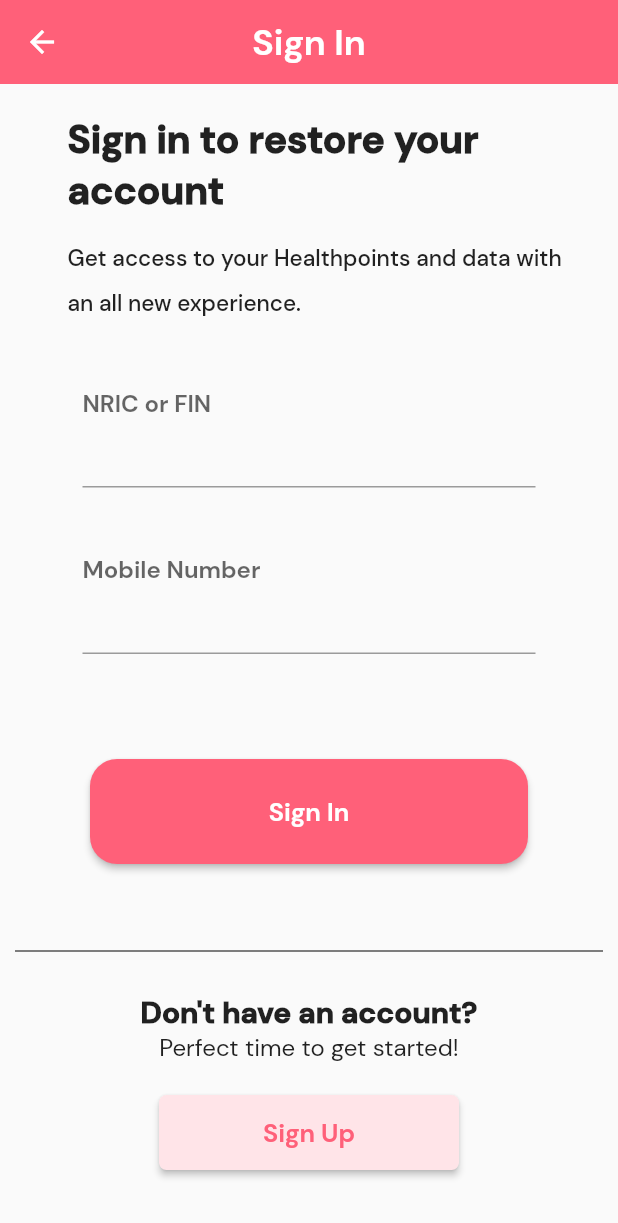
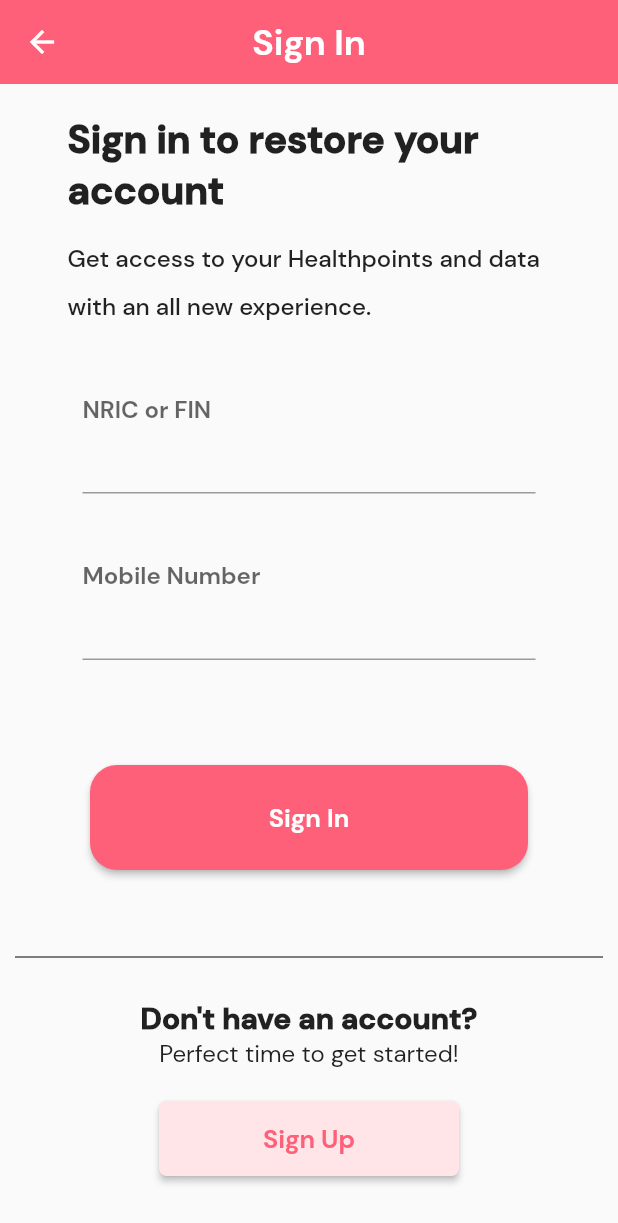
Before and after one commit to 5Gs-Hackrift/ActiveGO, a Flutter app: the screen it shows after launch, after a tap on "Healthy365", on a phone screen of 412 x 824 dp. Shown: the top 1223 px of the screen. Run offline on Flutter 3.47's test engine with Material 2 defaults, Android fonts, the phone set to English and light mode, and no system bars.

Commit message:
- Fixed blue warnings

```diff
--- a/lib/signin_login.dart
+++ b/lib/signin_login.dart
@@ -53,7 +53,7 @@ class _SignIn extends State<SignIn> {
                       'Get access to your Healthpoints and data with an all new experience.',
                       style: TextStyle(
                           fontFamily: 'DMSans',
-                          fontSize: 15,
+                          fontSize: 16,
                           height: 2,
                           fontWeight: FontWeight.w500),
                     )),
@@ -93,6 +93,7 @@ class _SignIn extends State<SignIn> {
                   ),
                 ),
                 Column(
+                  mainAxisAlignment: MainAxisAlignment.center,
                   children: <Widget>[
                     const Divider(
                       thickness: 0,
@@ -113,28 +114,24 @@ class _SignIn extends State<SignIn> {
                           fontSize: 16,
                           fontWeight: FontWeight.w400,
                         )),
-                    Container(
-                      child: ElevatedButton(
+                    ElevatedButton(
                       style: ElevatedButton.styleFrom(
-                          primary: const Color(0xFFFFE4E8),
+                        backgroundColor: const Color(0xFFFFE4E8),
                         minimumSize: const Size(200, 50),
                         shape: const RoundedRectangleBorder(
-                              borderRadius:
-                                  BorderRadius.all(Radius.circular(5))),
+                            borderRadius: BorderRadius.all(Radius.circular(5))),
                       ),
+                      onPressed: () {},
                       child: const Text(
                         'Sign Up',
                         style: TextStyle(
-                              color: const Color(0xFFFF6079),
+                            color: Color(0xFFFF6079),
                             fontFamily: 'DMSans',
                             fontSize: 17,
                             fontWeight: FontWeight.w600),
                       ),
-                        onPressed: () {},
                     ),
-                    )
                   ],
-                  mainAxisAlignment: MainAxisAlignment.center,
                 ),
               ],
             )));
```
Lines whose indentation alone changed are shown as unchanged.
